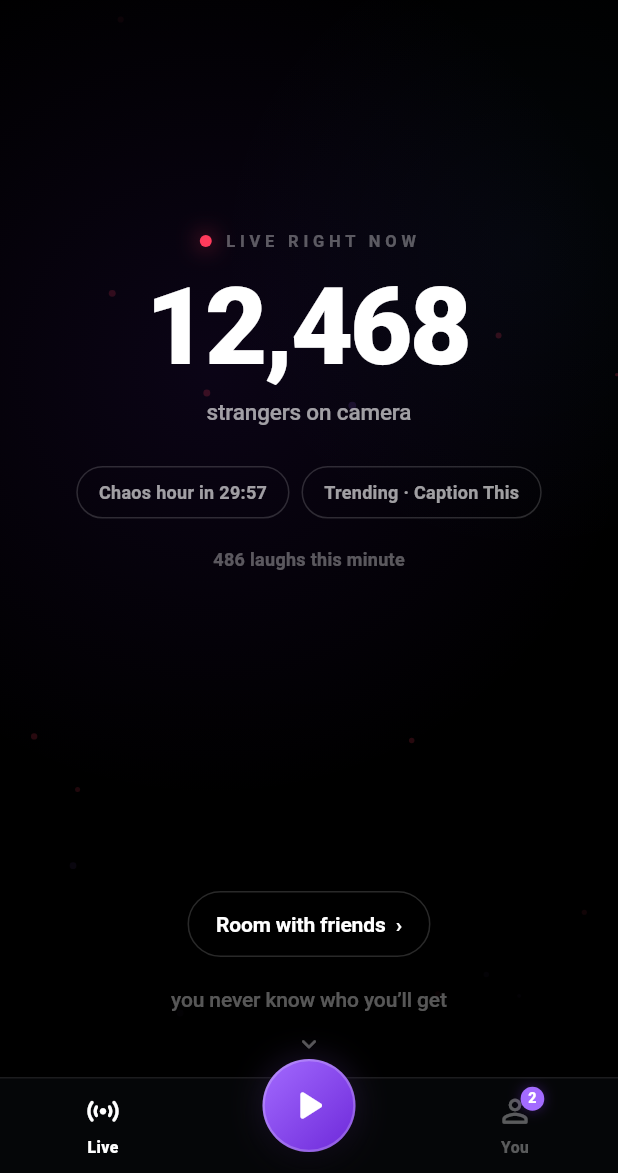
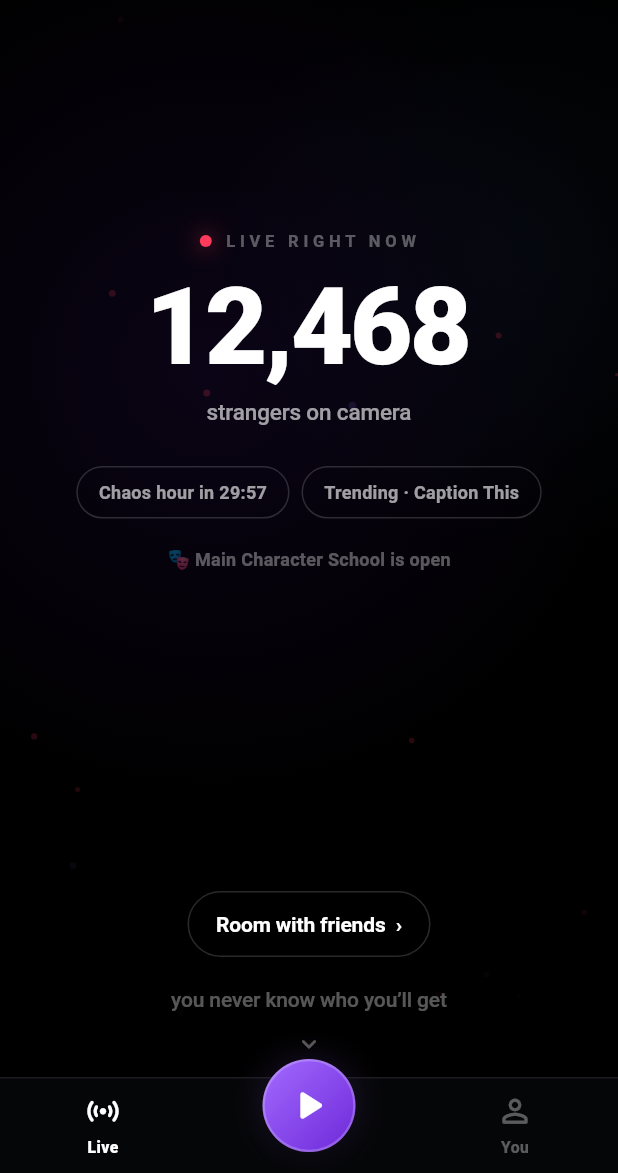
Before and after one commit to stossthegreat/Whatif, a Flutter app: the MainShell screen opened directly with empty values, item 2 of the bottom bar chosen, on a phone screen of 412 x 824 dp, the part 63-1236 px from its top. Run offline on Flutter 3.47's test engine with Material 3 defaults, Android fonts, the phone set to English and light mode, and no system bars; our stand-ins replace audioplayers, camera, share_plus, shared_preferences, wakelock_plus; missing offline and left inert: flutter_webrtc, livekit_client; accounts and stored records are empty; network calls fail.

Commit message:
Conversation-first pacing + real people only (build +22)
THE PACE (this was killing the experience — rooms churned every minute):
- rounds are now conversation-length, mirrored client+server:
  talk/perform games 75s, spin the bottle 45s, tap-answer games 30s,
  freeze 15s, rapid fire 20s (was a flat ~9s)
- smart auto-advance: when EVERYONE in the room has answered, the round
  flips 4s later instead of dragging — moves by itself, never rushes
  (verified live: answered at +1s, flipped at +5s)
- the reveal now breathes 7s between rounds so the room can laugh and
  talk about what just happened; awards linger 30s; chaos spreads over
  the now ~6-minute session. A room is a hang, not a conveyor belt.

REAL PEOPLE ONLY:
- deleted every piece of fake seeded data: fake sparks (which made
  Save hearts appear pre-filled for real people named nova/ghost/...),
  fake moments, fake badges, inflated stats — everything starts at zero
  and gets earned
- no fake person tiles in live mode, ever: a solo cell now shows YOU
  full-bleed with an honest 'waiting for someone real to drop in…' pill
- real peers whose video is still warming up show 'connecting camera…'
  under their name — a loading state never reads as a ghost
- home ticker drops all fabricated numbers — ambient flavor only

SAVE actually works now:
- fixed a real protocol bug: the client sent the connection id where
  the server keys saves by stable uid — sparks/mutuals silently never
  matched in live mode. Person now carries uid; saves/mutuals key on it.
- the save control is a labeled pill ('♡ Save' → '✓ Saved') instead of
  an ambiguous heart

No record button — by design. Rooms are never recorded, and that stays
a feature: people act like themselves when nothing is being kept.

Co-Authored-By: Claude Opus 4.8 <noreply@anthropic.com>
Claude-Session: https://claude.ai/code/session_01MViCSGeBizuqwZGbWhsG9P

```diff
--- a/lib/app.dart
+++ b/lib/app.dart
@@ -91,7 +91,9 @@ class _RootState extends State<_Root> {
         RtcService.instance.leave();
         if (mounted && _step == _Step.live) _to(_Step.finding); // server re-queued us
       case 'sparkMutual':
-        if (m['name'] is String) AppSession.instance.markMutual(m['name'] as String);
+        if (m['name'] is String) {
+          AppSession.instance.markMutual(m['name'] as String, uid: m['uid'] as String?);
+        }
       case 'sparkLive':
         if (m['name'] is String) AppSession.instance.setSparkLive(m['name'] as String, true);
     }
@@ -136,7 +138,6 @@ class _RootState extends State<_Root> {
     var people = ((m['people'] as List?) ?? const [])
         .map((e) => Person.fromServer((e as Map).cast<String, dynamic>(), _rng))
         .toList();
-    if (people.isEmpty) people = Person.group(_rng, 1); // solo test — show one tile
 
     // prefer the server's full session (everyone plays the same rounds); an
     // older server sends a single game — fill the session out locally.
--- a/lib/models/person.dart
+++ b/lib/models/person.dart
@@ -5,10 +5,16 @@ import 'package:flutter/material.dart';
 /// live video tile; in this build it's an elegant "presence" tile (a cool light
 /// pooled on black) so the app runs and feels alive without a video backend.
 class Person {
-  Person({required this.name, required this.hue, required this.lx, required this.ly, this.id});
+  Person({required this.name, required this.hue, required this.lx, required this.ly, this.id, this.uid});
 
   /// LiveKit participant identity in live mode (null when simulated).
   final String? id;
+
+  /// Stable identity (survives reconnects) — the key for sparks/saves.
+  final String? uid;
+
+  /// The key sparks/saves are stored under.
+  String get sparkKey => uid ?? id ?? name;
   final String name;
   final double hue; // cool range, tells people apart without breaking monochrome
   final double lx; // light pool x (0..1)
@@ -17,6 +23,7 @@ class Person {
   /// Build from a server `people` entry: {id, name, hue}.
   factory Person.fromServer(Map<String, dynamic> m, Random r) => Person(
         id: m['id'] as String?,
+        uid: m['uid'] as String?,
         name: (m['name'] as String?) ?? 'someone',
         hue: ((m['hue'] as num?)?.toDouble()) ?? 210,
         lx: 0.20 + r.nextDouble() * 0.50,
--- a/lib/screens/home_screen.dart
+++ b/lib/screens/home_screen.dart
@@ -341,18 +341,23 @@ class _WorldTickerState extends State<_WorldTicker> {
   Timer? _t;
   late String _line = _next();
 
+  // ambient flavor only — never fabricated numbers. The count above is real;
+  // everything down here is vibe.
+  static const _lines = [
+    'Spin the Bottle hits different after dark',
+    'new tonight · Scam Call',
+    'the wheel decides who stays',
+    'chaos hour doubles the badges',
+    'rooms are never recorded — ever',
+    'someone in there is your kind of weird',
+  ];
+
   String _next() {
-    switch (_rng.nextInt(4)) {
-      case 0:
-        final room = Cell.roomNames[_rng.nextInt(Cell.roomNames.length)];
-        return '$room filling · ${2 + _rng.nextInt(4)}/6';
-      case 1:
-        return '${180 + _rng.nextInt(600)} laughs this minute';
-      case 2:
-        return '${2 + _rng.nextInt(7)} of your people online';
-      default:
-        return '${3 + _rng.nextInt(9)} rooms started just now';
+    if (_rng.nextBool()) {
+      final room = Cell.roomNames[_rng.nextInt(Cell.roomNames.length)];
+      return '$room is open';
     }
+    return _lines[_rng.nextInt(_lines.length)];
   }
 
   @override
--- a/lib/state/session.dart
+++ b/lib/state/session.dart
@@ -8,7 +8,11 @@ import '../models/person.dart';
 /// Someone you vibed with and saved. The quiet "meeting people" layer — never
 /// called dating, but this is the seed of it. Mutual sparks are the payoff.
 class Spark {
-  Spark({required this.name, required this.hue, required this.mutual, required this.vibe, this.liveNow = false});
+  Spark({required this.name, required this.hue, required this.mutual, required this.vibe, this.liveNow = false, String? key})
+      : key = key ?? name;
+
+  /// Stable identity key (uid in live mode) — never collides with display names.
+  final String key;
   final String name;
   final double hue;
   bool mutual;
@@ -32,8 +36,6 @@ class Moment {
 class AppSession extends ChangeNotifier {
   AppSession._() {
     _initIdentity();
-    _seedSparks();
-    _seedMoments();
     _drift = Timer.periodic(const Duration(milliseconds: 1600), (_) {
       if (serverDriven) return;
       liveCount = (liveCount + (_r.nextDouble() * 10 - 3).round()).clamp(8000, 99000);
@@ -125,13 +127,14 @@ class AppSession extends ChangeNotifier {
   }
 
   /// A saved person and you both saved each other → mark it mutual (or add).
-  void markMutual(String name, {double hue = 210}) {
-    final i = sparks.indexWhere((s) => s.name == name);
+  /// Matches on the stable uid first, display name as fallback.
+  void markMutual(String name, {String? uid, double hue = 210}) {
+    final i = sparks.indexWhere((s) => (uid != null && s.key == uid) || s.name == name);
     if (i >= 0) {
       sparks[i].mutual = true;
     } else {
-      sparks.insert(0, Spark(name: name, hue: hue, mutual: true, vibe: 'a whole vibe', liveNow: true));
-      saved.add(name);
+      sparks.insert(0, Spark(key: uid, name: name, hue: hue, mutual: true, vibe: 'a whole vibe', liveNow: true));
+      saved.add(uid ?? name);
     }
     notifyListeners();
   }
@@ -145,15 +148,6 @@ class AppSession extends ChangeNotifier {
     }
   }
 
-  void _seedSparks() {
-    sparks.addAll([
-      Spark(name: 'nova', hue: 212, mutual: true, vibe: 'a whole vibe', liveNow: true),
-      Spark(name: 'ghost', hue: 196, mutual: false, vibe: 'unhinged'),
-      Spark(name: 'maple', hue: 220, mutual: true, vibe: 'so real'),
-    ]);
-    saved.addAll(['nova', 'ghost', 'maple']);
-  }
-
   // ---- onboarding answers ----
   bool signedIn = false;
   int? age;
@@ -164,12 +158,12 @@ class AppSession extends ChangeNotifier {
   bool soundOn = true;
   bool hapticsOn = true;
 
-  // ---- funny stats ----
-  int streak = 3;
-  int matchesPlayed = 27;
-  int laughs = 118;
-  int lies = 9;
-  int chaosScore = 340;
+  // ---- stats (all real — they start at zero and you earn them) ----
+  int streak = 1;
+  int matchesPlayed = 0;
+  int laughs = 0;
+  int lies = 0;
+  int chaosScore = 0;
 
   String get rankTitle {
     if (chaosScore < 150) return 'Fresh Chaos';
@@ -180,10 +174,7 @@ class AppSession extends ChangeNotifier {
   }
 
   // ---- badges (the room voted — you earned it) ----
-  final Map<String, int> badges = {
-    '😂 Funniest': 2,
-    '🔥 Main Character': 1,
-  };
+  final Map<String, int> badges = {};
 
   void earnBadge(String key) {
     badges[key] = (badges[key] ?? 0) + 1;
@@ -200,33 +191,22 @@ class AppSession extends ChangeNotifier {
   int get mutualCount => sparks.where((s) => s.mutual).length;
 
   void spark(Person p) {
-    if (saved.add(p.name)) {
+    if (saved.add(p.sparkKey)) {
       sparks.insert(0, Spark(
+        key: p.sparkKey,
         name: p.name, hue: p.hue,
-        mutual: _r.nextDouble() < 0.45,
+        mutual: false, // mutual is REAL — the server tells us via sparkMutual
         vibe: _vibes[_r.nextInt(_vibes.length)],
-        liveNow: _r.nextBool(),
       ));
       chaosScore += 15;
       notifyListeners();
     }
   }
 
-  bool isSaved(String name) => saved.contains(name);
+  bool isSaved(String key) => saved.contains(key);
 
   // ---- moments (the shareable growth loop) ----
   final List<Moment> moments = <Moment>[];
-  void _seedMoments() {
-    moments.addAll([
-      Moment(game: 'Point Party', result: 'the room pointed at @sol', hues: [212, 196, 220, 205], laughs: 31, ago: '2h'),
-      Moment(game: 'Two Truths', result: 'you read them 😏 nailed the lie', hues: [205, 216], laughs: 24, ago: '5h'),
-      Moment(game: 'Hot Take', result: 'the room split 68% your way', hues: [196, 220, 208], laughs: 17, ago: 'yesterday'),
-      Moment(game: 'Freeze Face', result: 'you cracked 😂 @nova won', hues: [220, 208], laughs: 12, ago: 'yesterday'),
-      Moment(game: 'Confession Cam', result: '4 in the room are guilty 👀', hues: [212, 190, 200, 216, 205], laughs: 42, ago: '2d'),
-      Moment(game: 'Survival', result: 'the room crowned @maple', hues: [220, 196, 205], laughs: 28, ago: '2d'),
-    ]);
-  }
-
   void captureMoment({required String game, required String result, required List<double> hues}) {
     moments.insert(0, Moment(game: game, result: result, hues: hues, laughs: 3 + _r.nextInt(40), ago: 'just now'));
     while (moments.length > 40) {
--- a/pubspec.yaml
+++ b/pubspec.yaml
@@ -16,7 +16,7 @@ publish_to: 'none' # Remove this line if you wish to publish to pub.dev
 # https://developer.apple.com/library/archive/documentation/General/Reference/InfoPlistKeyReference/Articles/CoreFoundationKeys.html
 # In Windows, build-name is used as the major, minor, and patch parts
 # of the product and file versions while build-number is used as the build suffix.
-version: 1.0.0+21
+version: 1.0.0+22
 
 environment:
   sdk: ^3.8.0
```
Also changed, not shown: lib/screens/live_screen.dart (+59 -15 lines), lib/widgets/presence_tile.dart (+41 -18 lines), 2 other files.
